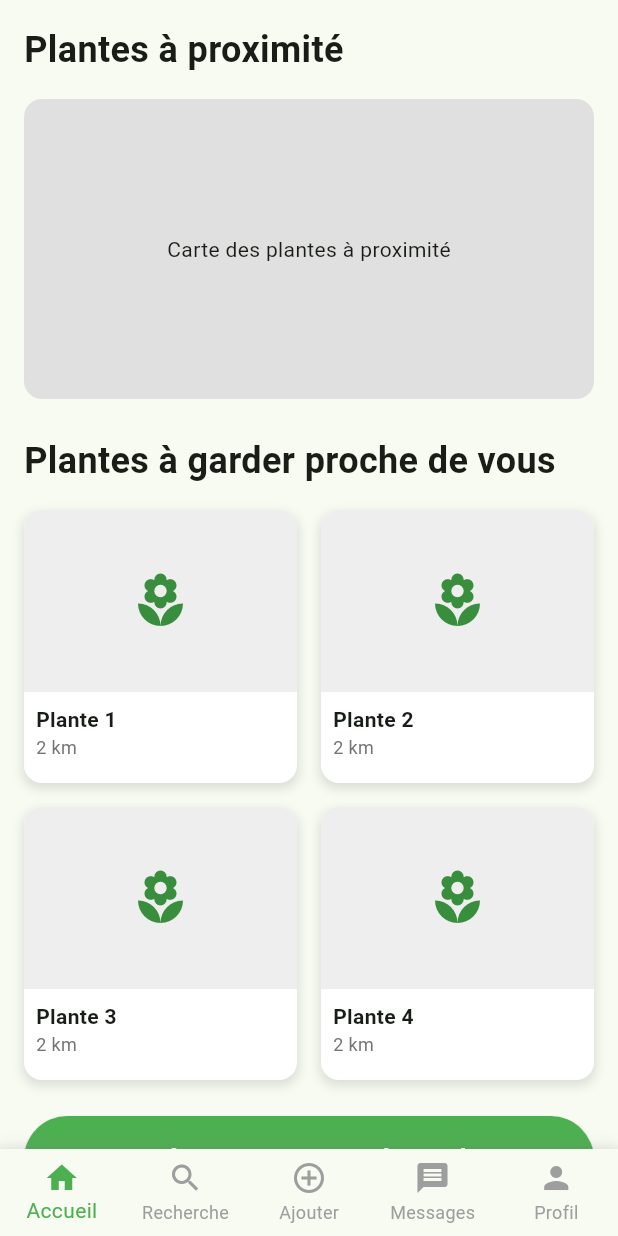
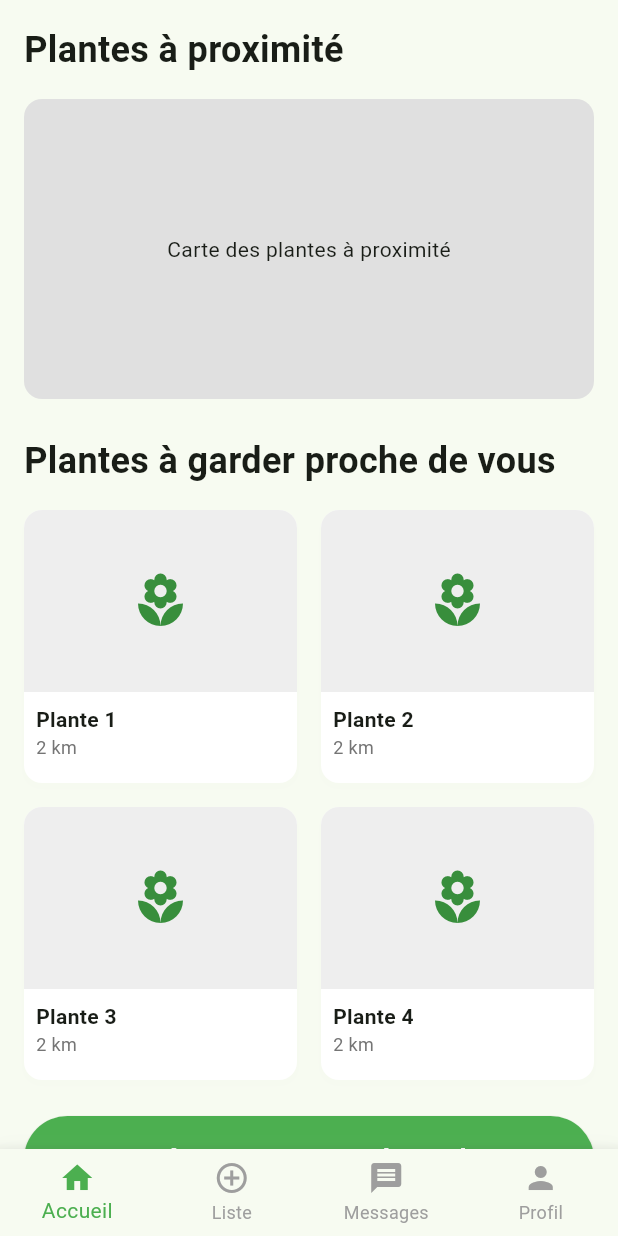
Before and after one commit to WacimElhaimer/EPSI-MSPR6.1, a Flutter app: the screen it shows after launch, after a tap on "Connexion", on a phone screen of 412 x 824 dp. Run offline on Flutter 3.47's test engine with Material 3 defaults, Android fonts, the light colour scheme and no system bars.

Commit message:
Add new screens

```diff
--- a/mobile/lib/views/add_plant_screen.dart
+++ b/mobile/lib/views/add_plant_screen.dart
@@ -1,7 +1,7 @@
 import 'package:flutter/material.dart';
 
 class AddPlantScreen extends StatelessWidget {
-  const AddPlantScreen({Key? key}) : super(key: key);
+  const AddPlantScreen({super.key});
 
   @override
   Widget build(BuildContext context) {
--- a/mobile/lib/views/base_page.dart
+++ b/mobile/lib/views/base_page.dart
@@ -1,25 +1,61 @@
 import 'package:flutter/material.dart';
-import '../widgets/custom_bottom_nav_bar.dart'; // Assurez-vous que ce chemin est correct
+import '../widgets/custom_bottom_nav_bar.dart';
+import 'plant_history_screen.dart';
+import 'home_after_login_screen.dart';
 
-class BasePage extends StatelessWidget {
+// Importez vos autres pages ici
+
+class BasePage extends StatefulWidget {
   final Widget body;
   final int currentIndex;
 
   const BasePage({
-    super.key, // Utilisation du super paramètre pour 'key'
+    super.key,
     required this.body,
     required this.currentIndex,
   });
 
   @override
+  State<BasePage> createState() => _BasePageState();
+}
+
+class _BasePageState extends State<BasePage> {
+  void _onNavigationItemTapped(int index) {
+    switch (index) {
+      case 0:
+        // Si ce n'est pas déjà la page d'accueil
+        if (widget.currentIndex != 0) {
+          Navigator.pushReplacement(
+            context,
+            MaterialPageRoute(builder: (context) => const HomeAfterLogin()),
+          );
+        }
+        break;
+      case 1:
+        // Navigation vers PlantHistoryScreen
+        Navigator.push(
+          context,
+          MaterialPageRoute(builder: (context) => const PlantHistoryScreen()),
+        );
+        break;
+      case 2:
+        // Navigation vers la page Messages
+        // Ajoutez votre logique de navigation ici
+        break;
+      case 3:
+        // Navigation vers la page Profil
+        // Ajoutez votre logique de navigation ici
+        break;
+    }
+  }
+
+  @override
   Widget build(BuildContext context) {
     return Scaffold(
-      body: body,
+      body: widget.body,
       bottomNavigationBar: CustomBottomNavBar(
-        currentIndex: currentIndex,
-        onTap: (index) {
-          // Logique pour changer de page
-        },
+        currentIndex: widget.currentIndex,
+        onTap: _onNavigationItemTapped,
       ),
     );
   }
--- a/mobile/lib/views/home_after_login_screen.dart
+++ b/mobile/lib/views/home_after_login_screen.dart
@@ -1,61 +1,28 @@
 import 'package:flutter/material.dart';
-import 'base_page.dart'; // Importez votre BasePage
+import 'base_page.dart';
 import 'add_plant_screen.dart';
+import 'plant_care_details_screen.dart'; // N'oubliez pas d'ajouter cette importation
 
 class HomeAfterLogin extends StatelessWidget {
   const HomeAfterLogin({super.key});
 
-  @override
-  Widget build(BuildContext context) {
-    return BasePage(
-      body: SingleChildScrollView(
-        child: Padding(
-          padding: const EdgeInsets.all(16.0),
-          child: Column(
-            crossAxisAlignment: CrossAxisAlignment.start,
-            children: [
-              const Text(
-                'Plantes à proximité',
-                style: TextStyle(
-                  fontSize: 24,
-                  fontWeight: FontWeight.bold,
+  Widget _buildPlantCard(BuildContext context, int index) {
+    return GestureDetector(
+      onTap: () {
+        Navigator.push(
+          context,
+          MaterialPageRoute(
+            builder: (context) => const PlantCareDetailsScreen(),
           ),
-              ),
-              const SizedBox(height: 16),
-              Container(
-                height: 200,
-                width: double.infinity,
-                decoration: BoxDecoration(
-                  color: Colors.grey[300],
-                  borderRadius: BorderRadius.circular(12),
-                ),
-                child: const Center(
-                  child: Text('Carte des plantes à proximité'),
-                ),
-              ),
-              const SizedBox(height: 24),
-              const Text(
-                'Plantes à garder proche de vous',
-                style: TextStyle(
-                  fontSize: 24,
-                  fontWeight: FontWeight.bold,
-                ),
-              ),
-              const SizedBox(height: 16),
-              GridView.count(
-                shrinkWrap: true,
-                physics: const NeverScrollableScrollPhysics(),
-                crossAxisCount: 2,
-                mainAxisSpacing: 16,
-                crossAxisSpacing: 16,
-                children: List.generate(4, (index) {
-                  return Container(
+        );
+      },
+      child: Container(
         decoration: BoxDecoration(
           color: Colors.white,
           borderRadius: BorderRadius.circular(12),
           boxShadow: [
             BoxShadow(
-                          color: Colors.grey.withOpacity(0.3),
+              color: Colors.grey.withAlpha(3),
               spreadRadius: 1,
               blurRadius: 5,
               offset: const Offset(0, 3),
@@ -109,8 +76,57 @@ class HomeAfterLogin extends StatelessWidget {
             ),
           ],
         ),
+      ),
     );
-                }),
+  }
+
+  @override
+  Widget build(BuildContext context) {
+    return BasePage(
+      body: SingleChildScrollView(
+        child: Padding(
+          padding: const EdgeInsets.all(16.0),
+          child: Column(
+            crossAxisAlignment: CrossAxisAlignment.start,
+            children: [
+              const Text(
+                'Plantes à proximité',
+                style: TextStyle(
+                  fontSize: 24,
+                  fontWeight: FontWeight.bold,
+                ),
+              ),
+              const SizedBox(height: 16),
+              Container(
+                height: 200,
+                width: double.infinity,
+                decoration: BoxDecoration(
+                  color: Colors.grey[300],
+                  borderRadius: BorderRadius.circular(12),
+                ),
+                child: const Center(
+                  child: Text('Carte des plantes à proximité'),
+                ),
+              ),
+              const SizedBox(height: 24),
+              const Text(
+                'Plantes à garder proche de vous',
+                style: TextStyle(
+                  fontSize: 24,
+                  fontWeight: FontWeight.bold,
+                ),
+              ),
+              const SizedBox(height: 16),
+              GridView.count(
+                shrinkWrap: true,
+                physics: const NeverScrollableScrollPhysics(),
+                crossAxisCount: 2,
+                mainAxisSpacing: 16,
+                crossAxisSpacing: 16,
+                children: List.generate(
+                  4,
+                  (index) => _buildPlantCard(context, index),
+                ),
               ),
               const SizedBox(height: 24),
               SizedBox(
@@ -146,7 +162,7 @@ class HomeAfterLogin extends StatelessWidget {
           ),
         ),
       ),
-      currentIndex: 0, // Mettez l'index approprié pour cette page
+      currentIndex: 0,
     );
   }
 }
--- a/mobile/lib/widgets/custom_bottom_nav_bar.dart
+++ b/mobile/lib/widgets/custom_bottom_nav_bar.dart
@@ -16,7 +16,7 @@ class CustomBottomNavBar extends StatelessWidget {
       decoration: BoxDecoration(
         boxShadow: [
           BoxShadow(
-            color: Colors.grey.withOpacity(0.2),
+            color: Colors.grey.withAlpha(20),
             spreadRadius: 1,
             blurRadius: 10,
           ),
@@ -34,12 +34,8 @@ class CustomBottomNavBar extends StatelessWidget {
             label: 'Accueil',
           ),
           BottomNavigationBarItem(
-            icon: Icon(Icons.search),
-            label: 'Recherche',
-          ),
-          BottomNavigationBarItem(
             icon: Icon(Icons.add_circle_outline),
-            label: 'Ajouter',
+            label: 'Liste',
           ),
           BottomNavigationBarItem(
             icon: Icon(Icons.message),
```
Also changed, not shown: mobile/lib/views/chat_screen.dart (added, +214 -0 lines), mobile/lib/views/plant_care_details_screen.dart (added, +217 -0 lines), mobile/lib/views/plant_history_screen.dart (added, +99 -0 lines). Lines whose indentation alone changed are shown as unchanged.
